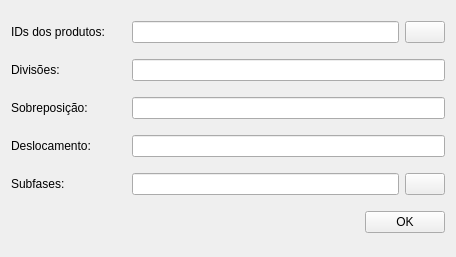
Old version of the form sap/uis/createWorkUnit.ui in the repository dsgoficial/SAP_Gerente.
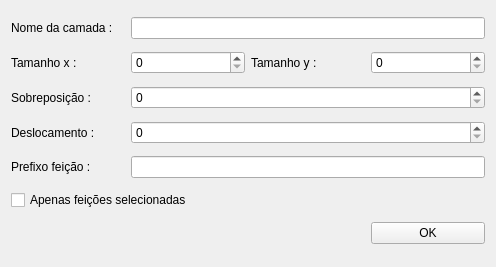
New version of the form.

Diff of the .ui file:
```diff
--- a/sap/uis/createWorkUnit.ui
+++ b/sap/uis/createWorkUnit.ui
@@ -6,167 +6,98 @@
    <rect>
     <x>0</x>
     <y>0</y>
-    <width>456</width>
-    <height>257</height>
+    <width>496</width>
+    <height>267</height>
    </rect>
   </property>
   <property name="windowTitle">
    <string>Form</string>
   </property>
   <layout class="QGridLayout" name="gridLayout">
-   <item row="0" column="0" colspan="2">
-    <layout class="QHBoxLayout" name="horizontalLayout_5">
-     <item>
+   <item row="0" column="0">
       <widget class="QLabel" name="label">
-       <property name="sizePolicy">
-        <sizepolicy hsizetype="Minimum" vsizetype="Preferred">
-         <horstretch>0</horstretch>
-         <verstretch>0</verstretch>
-        </sizepolicy>
-       </property>
-       <property name="minimumSize">
-        <size>
-         <width>115</width>
-         <height>0</height>
-        </size>
-       </property>
        <property name="text">
-        <string>IDs dos produtos:</string>
+      <string>Nome da camada :</string>
        </property>
       </widget>
      </item>
-     <item>
-      <layout class="QHBoxLayout" name="horizontalLayout">
-       <item>
-        <widget class="QLineEdit" name="productIdLe"/>
-       </item>
-       <item>
-        <widget class="QPushButton" name="extractProductBtn">
-         <property name="text">
-          <string/>
-         </property>
-        </widget>
-       </item>
-      </layout>
-     </item>
-    </layout>
-   </item>
-   <item row="1" column="0" colspan="2">
-    <layout class="QHBoxLayout" name="horizontalLayout_2">
-     <item>
+   <item row="0" column="1" colspan="3">
+    <widget class="QLineEdit" name="layerNameLe"/>
+   </item>
+   <item row="1" column="0">
       <widget class="QLabel" name="label_2">
-       <property name="sizePolicy">
-        <sizepolicy hsizetype="Minimum" vsizetype="Preferred">
-         <horstretch>0</horstretch>
-         <verstretch>0</verstretch>
-        </sizepolicy>
-       </property>
-       <property name="minimumSize">
-        <size>
-         <width>115</width>
-         <height>0</height>
-        </size>
-       </property>
+     <property name="text">
+      <string>Tamanho x :</string>
+     </property>
+    </widget>
+   </item>
+   <item row="1" column="1">
+    <widget class="QSpinBox" name="xSizeLe">
+     <property name="maximum">
+      <number>999999999</number>
+     </property>
+    </widget>
+   </item>
+   <item row="1" column="2">
+    <widget class="QLabel" name="label_4">
        <property name="text">
-        <string>Divisões:</string>
+      <string>Tamanho y :</string>
        </property>
       </widget>
      </item>
-     <item>
-      <widget class="QLineEdit" name="divisionLe"/>
-     </item>
-    </layout>
-   </item>
-   <item row="2" column="0" colspan="2">
-    <layout class="QHBoxLayout" name="horizontalLayout_3">
-     <item>
+   <item row="1" column="3">
+    <widget class="QSpinBox" name="ySizeLe">
+     <property name="maximum">
+      <number>999999999</number>
+     </property>
+    </widget>
+   </item>
+   <item row="2" column="0">
       <widget class="QLabel" name="label_3">
-       <property name="sizePolicy">
-        <sizepolicy hsizetype="Minimum" vsizetype="Preferred">
-         <horstretch>0</horstretch>
-         <verstretch>0</verstretch>
-        </sizepolicy>
-       </property>
-       <property name="minimumSize">
-        <size>
-         <width>115</width>
-         <height>0</height>
-        </size>
-       </property>
        <property name="text">
-        <string>Sobreposição:</string>
+      <string>Sobreposição :</string>
        </property>
       </widget>
      </item>
-     <item>
-      <widget class="QLineEdit" name="overlapLe"/>
-     </item>
-    </layout>
-   </item>
-   <item row="3" column="0" colspan="2">
-    <layout class="QHBoxLayout" name="horizontalLayout_4">
-     <item>
+   <item row="2" column="1" colspan="3">
+    <widget class="QSpinBox" name="overlapLe">
+     <property name="maximum">
+      <number>999999999</number>
+     </property>
+    </widget>
+   </item>
+   <item row="3" column="0">
       <widget class="QLabel" name="label_5">
-       <property name="sizePolicy">
-        <sizepolicy hsizetype="Minimum" vsizetype="Preferred">
-         <horstretch>0</horstretch>
-         <verstretch>0</verstretch>
-        </sizepolicy>
-       </property>
-       <property name="minimumSize">
-        <size>
-         <width>115</width>
-         <height>0</height>
-        </size>
-       </property>
        <property name="text">
-        <string>Deslocamento:</string>
+      <string>Deslocamento :</string>
        </property>
       </widget>
      </item>
-     <item>
-      <widget class="QLineEdit" name="shiftLe"/>
-     </item>
-    </layout>
-   </item>
-   <item row="4" column="0" colspan="2">
-    <layout class="QHBoxLayout" name="horizontalLayout_6">
-     <item>
-      <widget class="QLabel" name="label_4">
-       <property name="sizePolicy">
-        <sizepolicy hsizetype="Minimum" vsizetype="Preferred">
-         <horstretch>0</horstretch>
-         <verstretch>0</verstretch>
-        </sizepolicy>
-       </property>
-       <property name="minimumSize">
-        <size>
-         <width>115</width>
-         <height>0</height>
-        </size>
-       </property>
+   <item row="3" column="1" colspan="3">
+    <widget class="QSpinBox" name="deplaceLe">
+     <property name="maximum">
+      <number>999999999</number>
+     </property>
+    </widget>
+   </item>
+   <item row="4" column="0">
+    <widget class="QLabel" name="label_6">
        <property name="text">
-        <string>Subfases:</string>
+      <string>Prefixo feição :</string>
        </property>
       </widget>
      </item>
-     <item>
-      <layout class="QHBoxLayout" name="horizontalLayout_7">
-       <item>
-        <widget class="QLineEdit" name="subfaseLe"/>
-       </item>
-       <item>
-        <widget class="QPushButton" name="extractSubfaseBtn">
+   <item row="4" column="1" colspan="3">
+    <widget class="QLineEdit" name="prefixFeatureLe"/>
+   </item>
+   <item row="5" column="0" colspan="2">
+    <widget class="QCheckBox" name="onlySelectedCkb">
          <property name="text">
-          <string/>
+      <string>Apenas feições selecionadas</string>
          </property>
         </widget>
        </item>
-      </layout>
-     </item>
-    </layout>
-   </item>
-   <item row="5" column="0">
+   <item row="6" column="0" colspan="3">
     <spacer name="horizontalSpacer">
      <property name="orientation">
       <enum>Qt::Horizontal</enum>
@@ -179,7 +110,7 @@
      </property>
     </spacer>
    </item>
-   <item row="5" column="1">
+   <item row="6" column="3">
     <widget class="QPushButton" name="okBtn">
      <property name="text">
       <string>OK</string>
```
Lines whose indentation alone changed are shown as unchanged.
